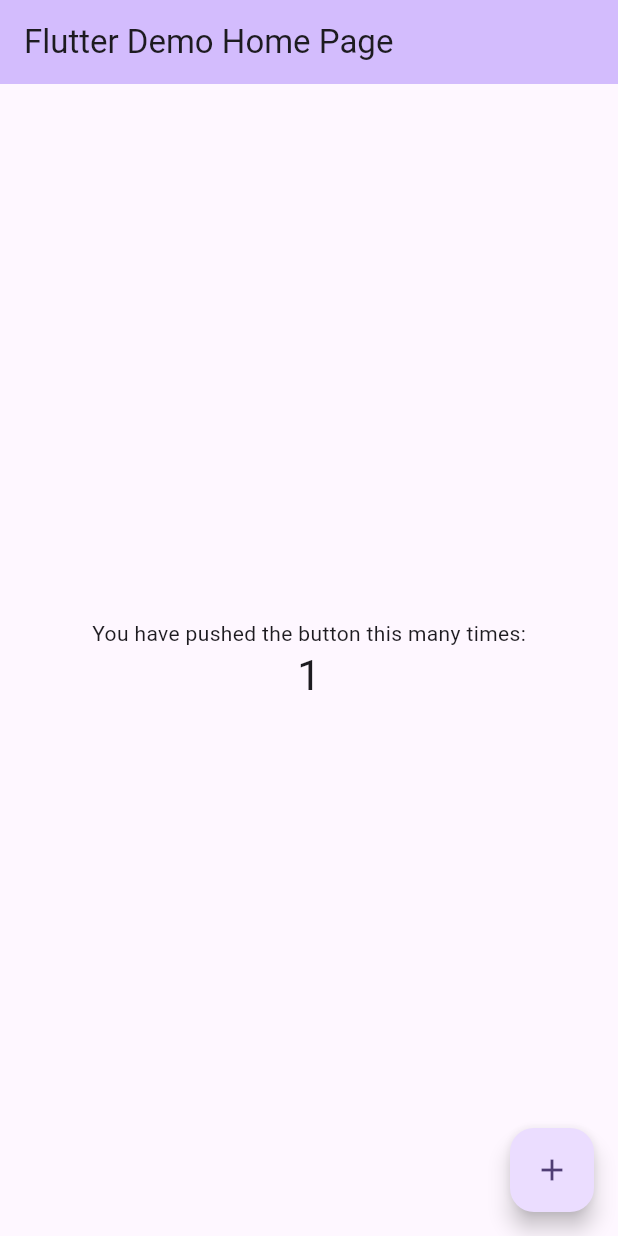
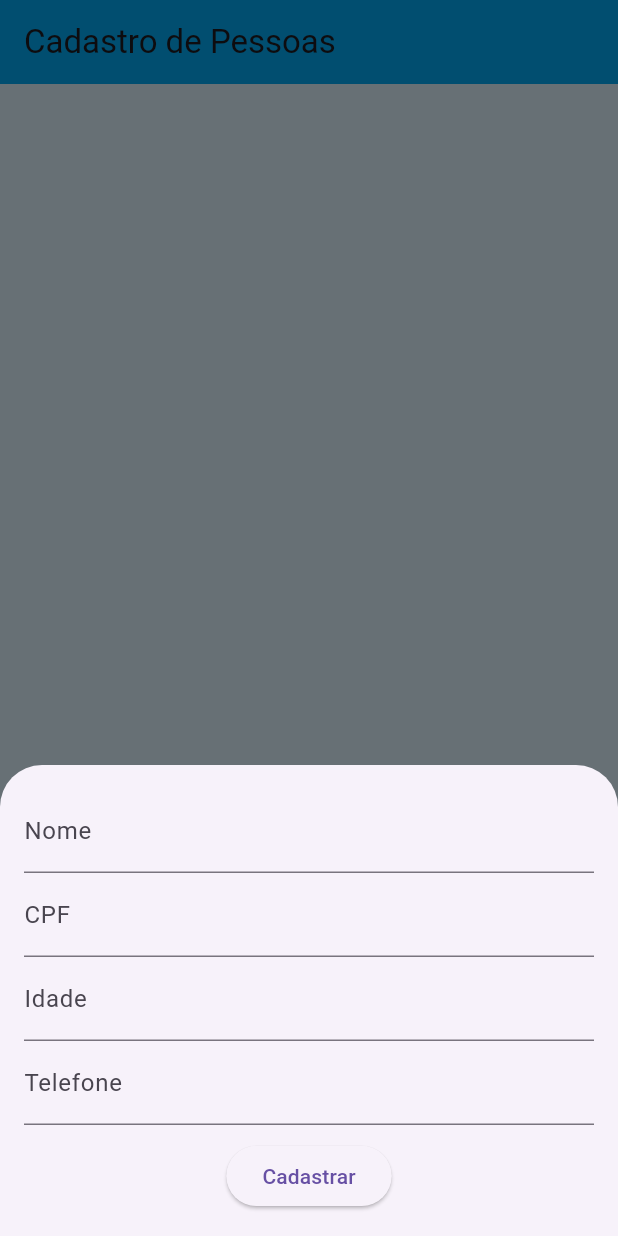
Before and after one commit to nhaisentena/projeto-pessoas, a Flutter app: the screen it shows after launch, after a tap on the "add" icon, on a phone screen of 412 x 824 dp. Run offline on Flutter 3.47's test engine with Material 3 defaults, Android fonts, the phone set to English and light mode, and no system bars.

Commit message:
Commit inicial

```diff
--- a/lib/main.dart
+++ b/lib/main.dart
@@ -1,125 +1,151 @@
 import 'package:flutter/material.dart';
 
 void main() {
-  runApp(const MyApp());
+  runApp(MeuApp());
 }
 
-class MyApp extends StatelessWidget {
-  const MyApp({super.key});
-
-  // This widget is the root of your application.
+class MeuApp extends StatelessWidget {
   @override
   Widget build(BuildContext context) {
     return MaterialApp(
-      title: 'Flutter Demo',
-      theme: ThemeData(
-        // This is the theme of your application.
-        //
-        // TRY THIS: Try running your application with "flutter run". You'll see
-        // the application has a purple toolbar. Then, without quitting the app,
-        // try changing the seedColor in the colorScheme below to Colors.green
-        // and then invoke "hot reload" (save your changes or press the "hot
-        // reload" button in a Flutter-supported IDE, or press "r" if you used
-        // the command line to start the app).
-        //
-        // Notice that the counter didn't reset back to zero; the application
-        // state is not lost during the reload. To reset the state, use hot
-        // restart instead.
-        //
-        // This works for code too, not just values: Most code changes can be
-        // tested with just a hot reload.
-        colorScheme: ColorScheme.fromSeed(seedColor: Colors.deepPurple),
-        useMaterial3: true,
-      ),
-      home: const MyHomePage(title: 'Flutter Demo Home Page'),
+      home: ListaPessoasPantalla(),
     );
   }
 }
 
-class MyHomePage extends StatefulWidget {
-  const MyHomePage({super.key, required this.title});
+class Pessoa {
+  final String nome;
 
-  // This widget is the home page of your application. It is stateful, meaning
-  // that it has a State object (defined below) that contains fields that affect
-  // how it looks.
+  final String cpf;
+  final int idade;
+  final int telefone;
 
-  // This class is the configuration for the state. It holds the values (in this
-  // case the title) provided by the parent (in this case the App widget) and
-  // used by the build method of the State. Fields in a Widget subclass are
-  // always marked "final".
-
-  final String title;
-
-  @override
-  State<MyHomePage> createState() => _MyHomePageState();
+  Pessoa({
+    required this.nome,
+    required this.idade,
+    required this.cpf,
+    required this.telefone,
+  });
 }
 
-class _MyHomePageState extends State<MyHomePage> {
-  int _counter = 0;
+class ListaPessoasPantalla extends StatefulWidget {
+  @override
+  _ListaPessoasPantallaState createState() => _ListaPessoasPantallaState();
+}
 
-  void _incrementCounter() {
+class _ListaPessoasPantallaState extends State<ListaPessoasPantalla> {
+  List<Pessoa> pessoas = [];
+
+
+  void _addPessoa(Pessoa pessoa) {
     setState(() {
-      // This call to setState tells the Flutter framework that something has
-      // changed in this State, which causes it to rerun the build method below
-      // so that the display can reflect the updated values. If we changed
-      // _counter without calling setState(), then the build method would not be
-      // called again, and so nothing would appear to happen.
-      _counter++;
+      pessoas.add(pessoa);
     });
+    Navigator.pop(context);
+  }
+
+
+
+  void _mostrarModalCadastro(BuildContext context) {
+    String nuevoNome = '';
+    String nuevoCpf = '';
+    int nuevaIdade = 0;
+    int nuevoTelefone = 0;
+
+    showModalBottomSheet(
+      context: context,
+      isScrollControlled: true,
+      builder: (BuildContext context) {
+        return Padding(
+          padding: EdgeInsets.only(
+            bottom: MediaQuery.of(context).viewInsets.bottom,
+          ),
+          child: Container(
+            padding: EdgeInsets.all(16.0),
+            child: Column(
+              mainAxisSize: MainAxisSize.min,
+              children: [
+                TextField(
+                  decoration: InputDecoration(labelText: 'Nome'),
+                  onChanged: (value) {
+                    nuevoNome = value;
+                  },
+                ),
+                TextField(
+                  decoration: InputDecoration(labelText: 'CPF'),
+                  onChanged: (value) {
+                    nuevoCpf = value;
+                  },
+                ),
+                TextField(
+                  decoration: InputDecoration(labelText: 'Idade'),
+                  keyboardType: TextInputType.number,
+                  onChanged: (value) {
+                    nuevaIdade = int.tryParse(value) ?? 0;
+                  },
+                ),
+                TextField(
+                  decoration: InputDecoration(labelText: 'Telefone'),
+                  keyboardType: TextInputType.number,
+                  onChanged: (value) {
+                    nuevoTelefone = int.tryParse(value) ?? 0;
+                  },
+                ),
+                SizedBox(height: 10),
+                ElevatedButton(
+                  onPressed: () {
+                    if (nuevoNome.isNotEmpty && nuevoCpf.isNotEmpty && nuevoTelefone > 0 && nuevaIdade > 0) {
+                      _addPessoa(Pessoa(
+                        nome: nuevoNome,
+                        cpf: nuevoCpf,
+                        idade: nuevaIdade,
+                        telefone: nuevoTelefone,
+                      ));
+                    }
+                  },
+                  child: Text('Cadastrar'),
+                ),
+              ],
+            ),
+          ),
+        );
+      },
+    );
   }
 
   @override
   Widget build(BuildContext context) {
-    // This method is rerun every time setState is called, for instance as done
-    // by the _incrementCounter method above.
-    //
-    // The Flutter framework has been optimized to make rerunning build methods
-    // fast, so that you can just rebuild anything that needs updating rather
-    // than having to individually change instances of widgets.
     return Scaffold(
       appBar: AppBar(
-        // TRY THIS: Try changing the color here to a specific color (to
-        // Colors.amber, perhaps?) and trigger a hot reload to see the AppBar
-        // change color while the other colors stay the same.
-        backgroundColor: Theme.of(context).colorScheme.inversePrimary,
-        // Here we take the value from the MyHomePage object that was created by
-        // the App.build method, and use it to set our appbar title.
-        title: Text(widget.title),
+        title: Text('Cadastro de Pessoas'),
+        backgroundColor: Colors.lightBlue,
       ),
-      body: Center(
-        // Center is a layout widget. It takes a single child and positions it
-        // in the middle of the parent.
-        child: Column(
-          // Column is also a layout widget. It takes a list of children and
-          // arranges them vertically. By default, it sizes itself to fit its
-          // children horizontally, and tries to be as tall as its parent.
-          //
-          // Column has various properties to control how it sizes itself and
-          // how it positions its children. Here we use mainAxisAlignment to
-          // center the children vertically; the main axis here is the vertical
-          // axis because Columns are vertical (the cross axis would be
-          // horizontal).
-          //
-          // TRY THIS: Invoke "debug painting" (choose the "Toggle Debug Paint"
-          // action in the IDE, or press "p" in the console), to see the
-          // wireframe for each widget.
-          mainAxisAlignment: MainAxisAlignment.center,
-          children: <Widget>[
-            const Text(
-              'You have pushed the button this many times:',
-            ),
-            Text(
-              '$_counter',
-              style: Theme.of(context).textTheme.headlineMedium,
-            ),
-          ],
+      body: Container(
+        color: Colors.lightBlue[50],
+        child: ListView.builder(
+          itemCount: pessoas.length,
+          itemBuilder: (context, index) {
+            return ListTile(
+              title: Text(pessoas[index].nome),
+              subtitle: Text(
+                  'CPF: ${pessoas[index].cpf}, Idade: ${pessoas[index].idade}, Telefone: ${pessoas[index].telefone}'),
+              trailing: IconButton(
+                icon: Icon(Icons.delete),
+                onPressed: () {
+                  setState(() {
+                    pessoas.removeAt(index);
+                  });
+                },
+              ),
+            );
+          },
         ),
       ),
       floatingActionButton: FloatingActionButton(
-        onPressed: _incrementCounter,
-        tooltip: 'Increment',
-        child: const Icon(Icons.add),
-      ), // This trailing comma makes auto-formatting nicer for build methods.
+        onPressed: () => _mostrarModalCadastro(context),
+        child: Icon(Icons.add),
+        backgroundColor: Colors.lightBlue,
+      ),
     );
   }
 }
```
